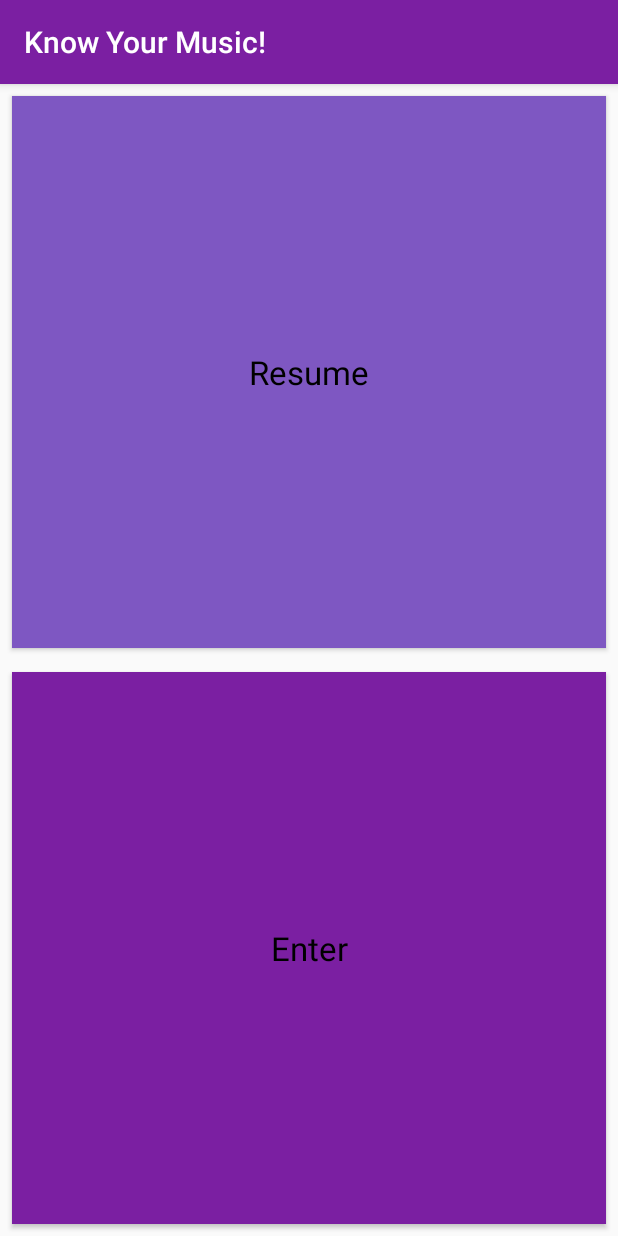
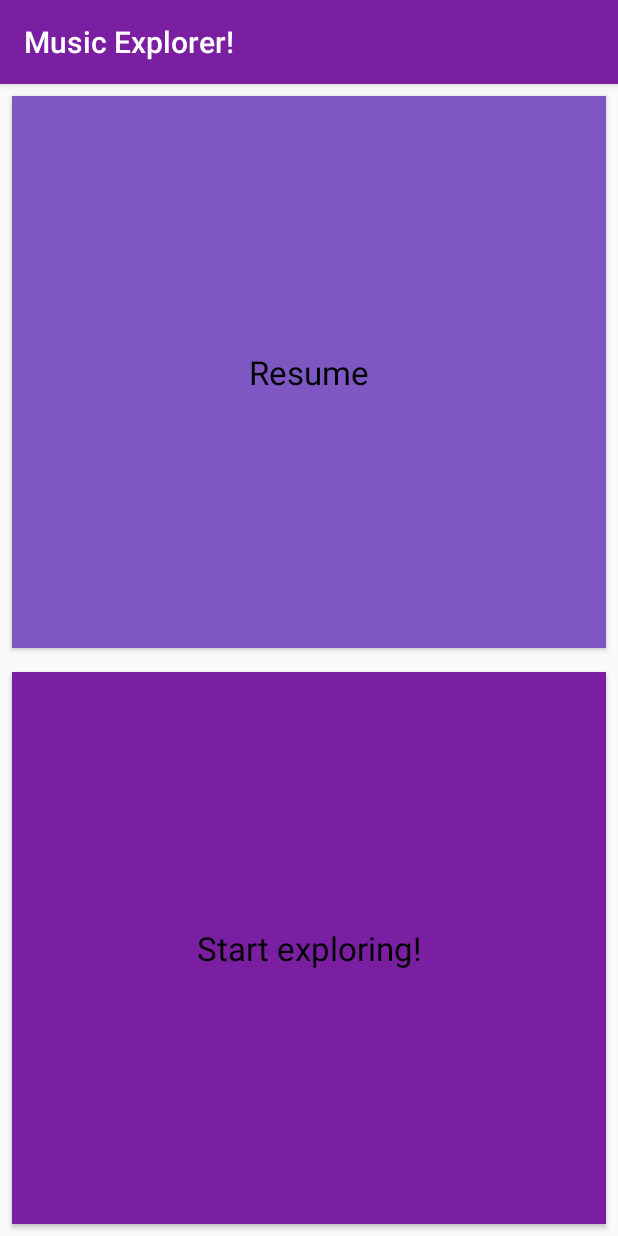
Before and after one commit to vivekvermaiit/Music, an Android app: the screen it shows after launch (MainActivity), on a phone screen of 412 x 824 dp. Run offline under Robolectric (Android 15) with nearby library versions, the phone set to English and light mode, and no system bars.

Commit message:
Updated readme and app description

```diff
--- a/app/src/main/res/values/strings.xml
+++ b/app/src/main/res/values/strings.xml
@@ -1,9 +1,9 @@
 <resources>
-    <string name="app_name">Know Your Music!</string>
+    <string name="app_name">Music Explorer!</string>
     <string name="action_settings">Settings</string>
     <string name="browse">Browse</string>
     <string name="resume">Resume</string>
-    <string name="enter">Enter</string>
+    <string name="enter">Start exploring!</string>
     <string name="song_listen">Listen to a song</string>
     <string name="next">Next</string>
     <string name="previous">Previous</string>
```
Also changed, not shown: 1 other file.
